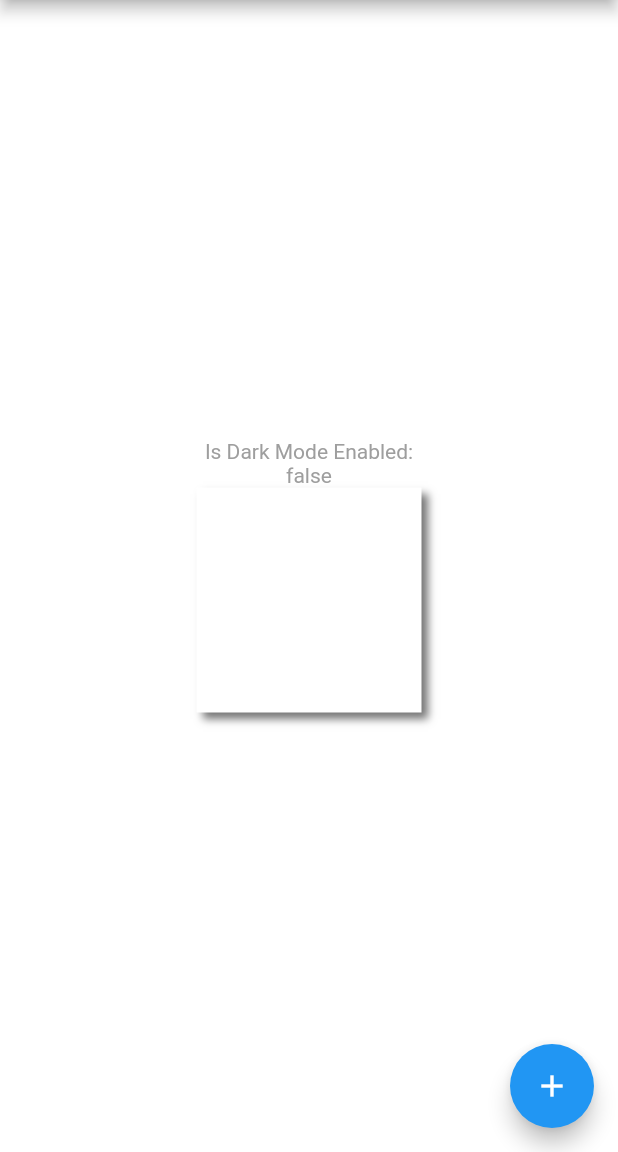
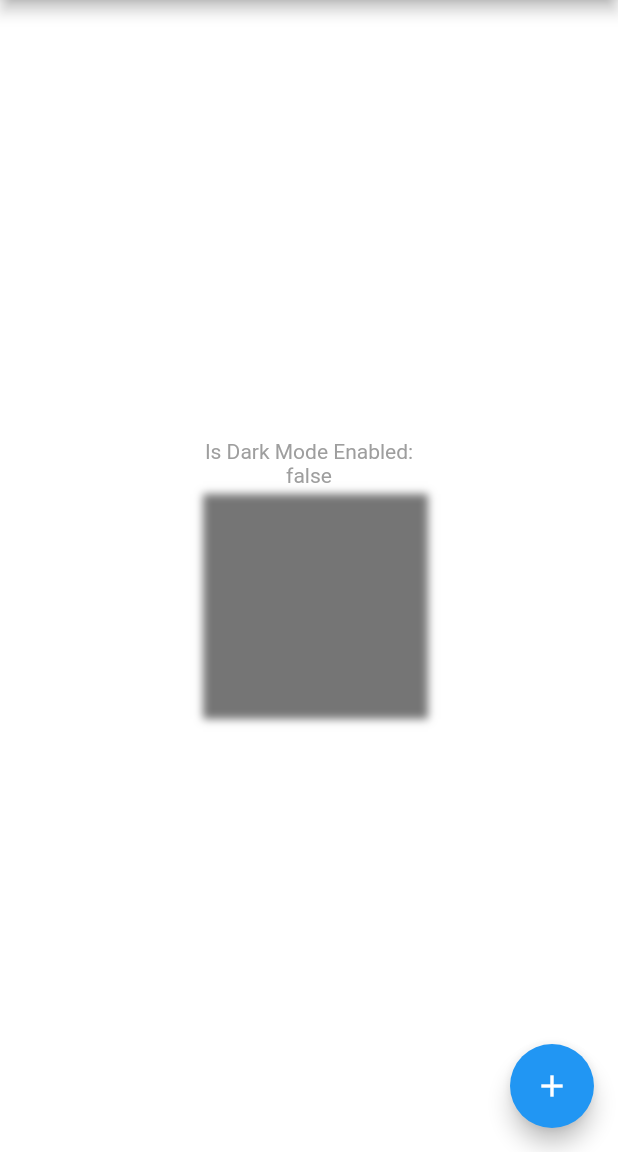
Before and after one commit to hoverdroids/Flutter-Material-Themes-Manager, a Flutter app: the screen it shows after launch, on a phone screen of 412 x 824 dp, the part 84-1236 px from its top. Run offline on Flutter 3.47's test engine with Material 2 defaults, Android fonts, the phone set to English and light mode, and no system bars.

Commit message:
Removed white overlay from shadow

```diff
--- a/lib/material_themes_manager.dart
+++ b/lib/material_themes_manager.dart
@@ -68,7 +68,6 @@ class MaterialThemesManager with ChangeNotifier, DiagnosticableTreeMixin {
       }
   ) {
     return BoxDecoration(
-      color: Colors.white,
         boxShadow: getBoxShadow(
           shadowType: shadowType,
           lightSourcePosition: lightSourcePosition,
--- a/pubspec.yaml
+++ b/pubspec.yaml
@@ -1,6 +1,6 @@
 name: material_themes_manager
 description: An easier and standardized way to manage flutter app themes.
-version: 0.0.21
+version: 0.0.22
 homepage: https://github.com/hoverdroids/Flutter-Material-Themes-Manager
 
 environment:
```
Also changed, not shown: 1 other file.
